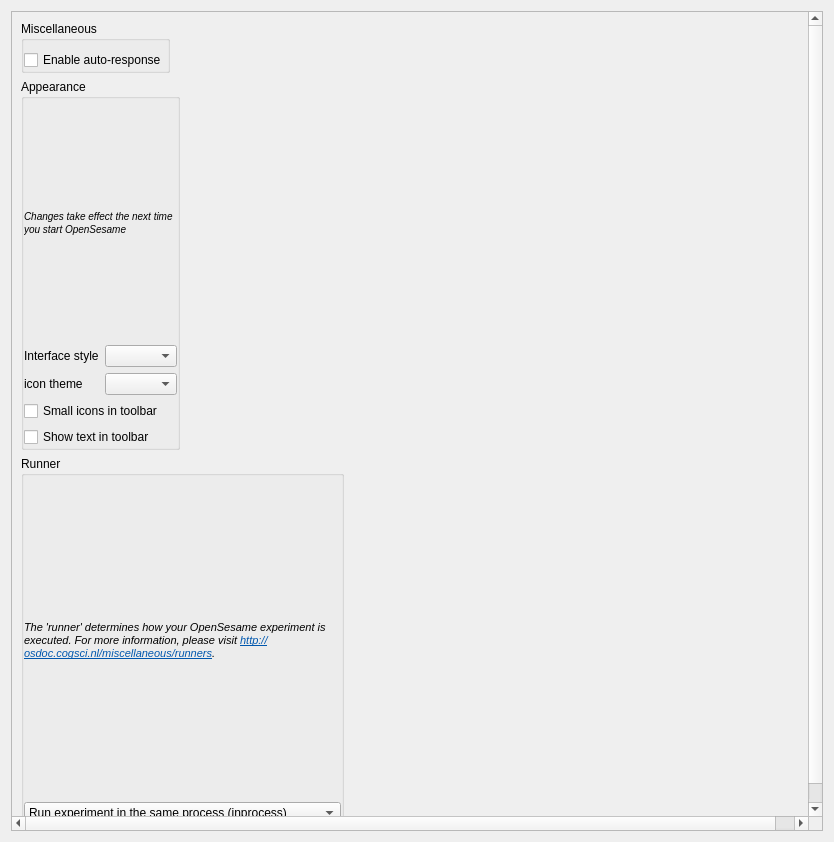
Before: the Qt Designer form resources/ui/widgets/preferences_widget.ui in open-cogsci/OpenSesame, drawn with Qt 5.
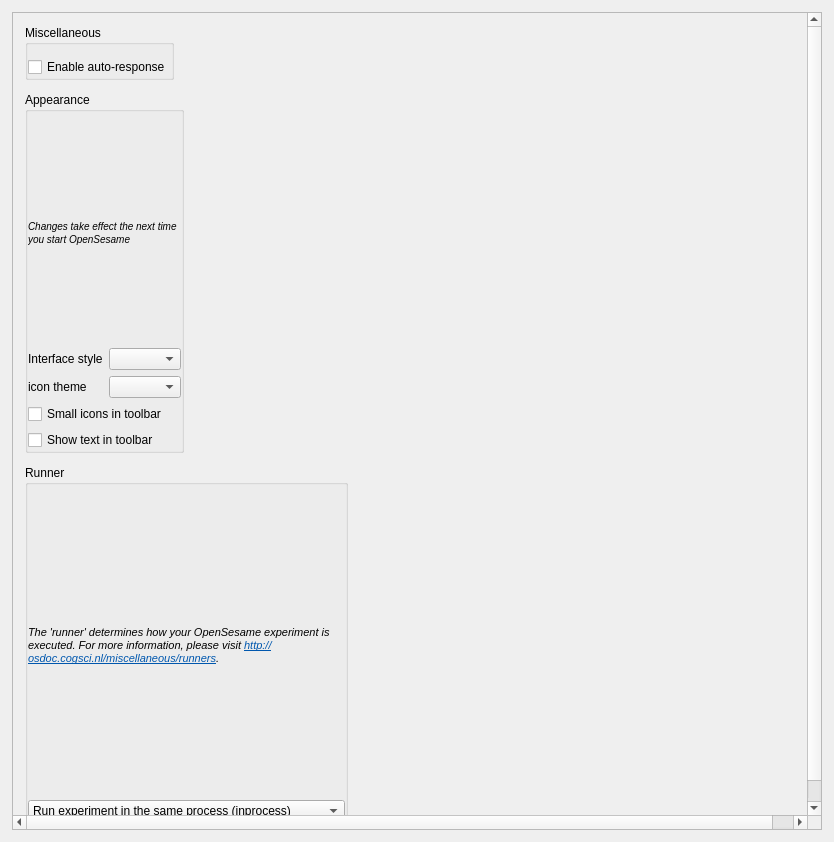
After: the same form once the commit is applied.

```diff
--- a/resources/ui/widgets/preferences_widget.ui
+++ b/resources/ui/widgets/preferences_widget.ui
@@ -14,6 +14,12 @@
    <string>Form</string>
   </property>
   <layout class="QVBoxLayout" name="verticalLayout">
+   <property name="spacing">
+    <number>0</number>
+   </property>
+   <property name="margin">
+    <number>12</number>
+   </property>
    <item>
     <widget class="QScrollArea" name="scrollArea">
      <widget class="QWidget" name="container_widget">
@@ -26,6 +32,12 @@
        </rect>
       </property>
       <layout class="QVBoxLayout" name="layout_preferences">
+       <property name="spacing">
+        <number>12</number>
+       </property>
+       <property name="margin">
+        <number>12</number>
+       </property>
        <item>
         <widget class="QGroupBox" name="groupBox_2">
          <property name="sizePolicy">
@@ -41,12 +53,18 @@
           <property name="leftMargin">
            <number>0</number>
           </property>
+          <property name="topMargin">
+           <number>12</number>
+          </property>
           <property name="rightMargin">
            <number>0</number>
           </property>
           <property name="bottomMargin">
            <number>0</number>
           </property>
+          <property name="verticalSpacing">
+           <number>6</number>
+          </property>
           <item row="0" column="0">
            <widget class="QCheckBox" name="checkbox_autoresponse">
             <property name="text">
@@ -73,7 +91,7 @@
            <number>0</number>
           </property>
           <property name="topMargin">
-           <number>9</number>
+           <number>12</number>
           </property>
           <property name="rightMargin">
            <number>0</number>
@@ -145,7 +163,7 @@
            <number>0</number>
           </property>
           <property name="topMargin">
-           <number>9</number>
+           <number>12</number>
           </property>
           <property name="rightMargin">
            <number>0</number>
```
